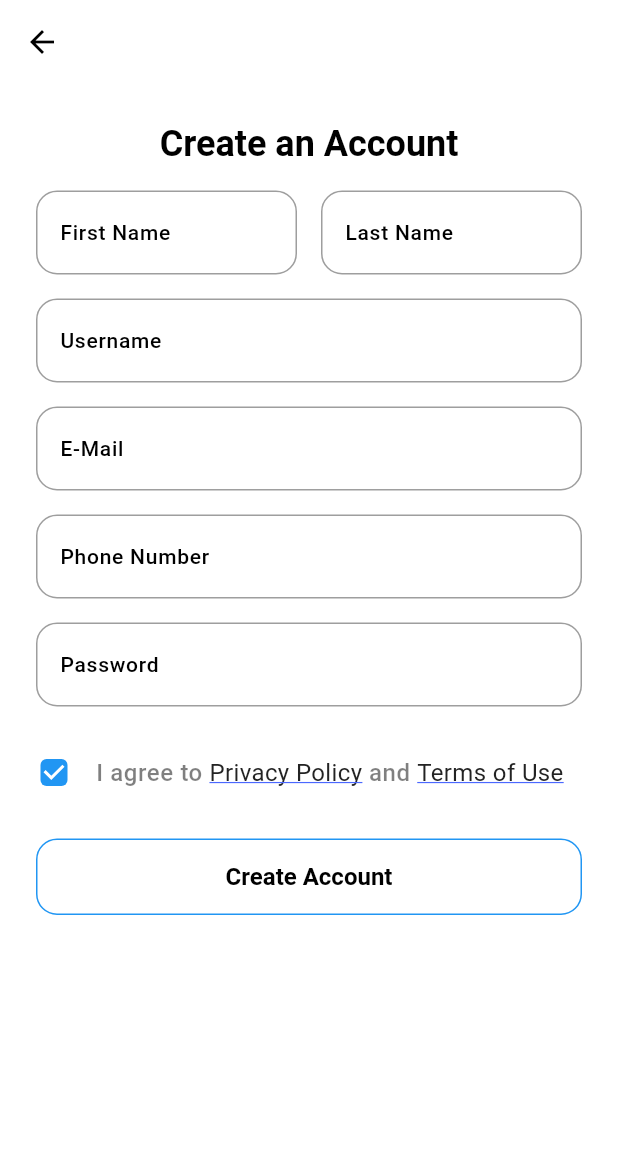
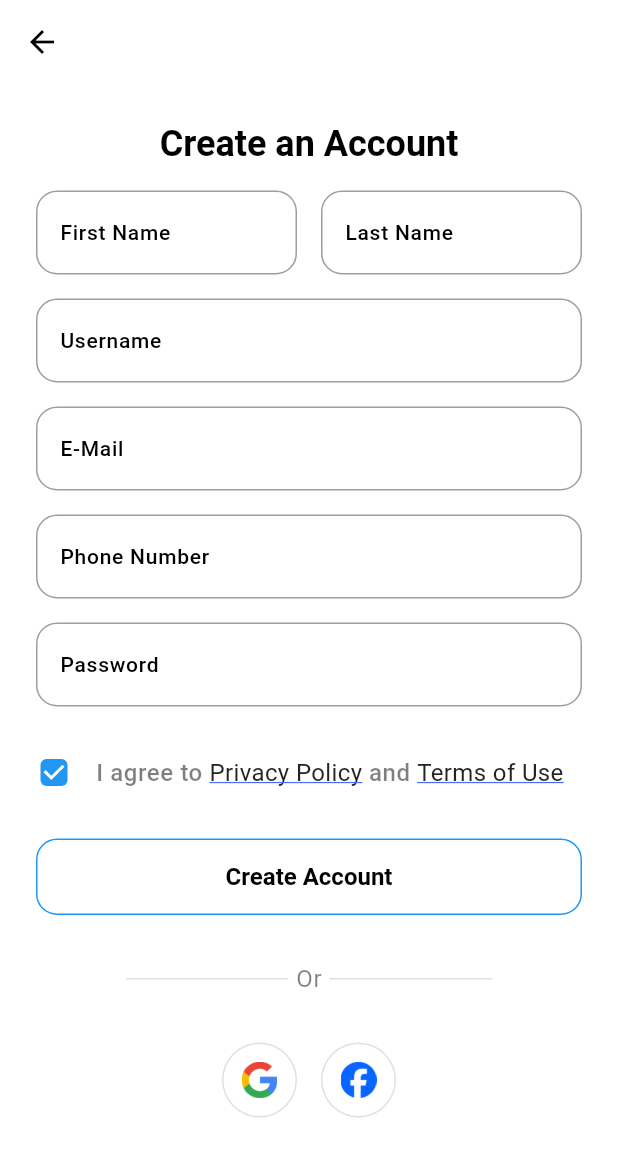
Before and after one commit to AlexanderGeorge102934/westloopmart, a Flutter app: the screen it shows after launch, after a tap on "Create Account", on a phone screen of 412 x 824 dp. Shown: the top 1157 px of the screen. Run offline on Flutter 3.47's test engine with Material 3 defaults, Android fonts, the phone set to English and light mode, and no system bars; our stand-ins replace get; Roboto replaces fonts that are missing (Poppins).

Commit message:
Added create account page

```diff
--- a/lib/common/widgets/form_divider.dart
+++ b/lib/common/widgets/form_divider.dart
@@ -21,7 +21,7 @@ class TFormDivider extends StatelessWidget {
       mainAxisAlignment: MainAxisAlignment.center,
       children: [
         Flexible(child: Divider(color: dark ? TColors.darkGrey: TColors.grey, thickness: 1.0, indent: 60, endIndent: 5)),
-        Text(TTexts.orSignInWith, style: Theme.of(context).textTheme.labelMedium,),
+        Text(dividerText, style: Theme.of(context).textTheme.labelMedium,),
         Flexible(child: Divider(color: dark ? TColors.darkGrey: TColors.grey, thickness: 1.0, indent: 5, endIndent: 60)),
       ],
     );
--- /dev/null
+++ b/lib/features/authentication/screens/sign_up/Widgets/create_account_form.dart
@@ -0,0 +1,101 @@
+import 'package:flutter/cupertino.dart';
+import 'package:flutter/material.dart';
+
+import '../../../../../utils/constants/colors.dart';
+import '../../../../../utils/constants/sizes.dart';
+import '../../../../../utils/constants/texts.dart';
+
+class TCreateAccountForm extends StatelessWidget {
+  const TCreateAccountForm({
+    super.key,
+    required this.dark,
+  });
+
+  final bool dark;
+
+  @override
+  Widget build(BuildContext context) {
+    return Form(child:Column(
+      children: [
+
+        ///First and Last Name
+        Row(
+          children: [
+            ///First Name
+            Expanded(
+              child: TextFormField(
+                expands: false,
+                decoration: const InputDecoration(labelText: TTexts.firstName),
+
+              ),
+            ),
+            const SizedBox(width: TSizes.spaceBtwInputFields),
+            ///Last Name
+            Expanded(
+              child: TextFormField(
+                expands: false,
+                decoration: const InputDecoration(labelText: TTexts.lastName),
+              ),
+            ),
+          ],
+        ),
+        const SizedBox(height: TSizes.spaceBtwInputFields),
+
+        ///Username
+        TextFormField(
+          decoration: const InputDecoration(labelText: TTexts.userName),
+        ),
+        const SizedBox(height: TSizes.spaceBtwInputFields),
+
+        /// Email
+        TextFormField(
+          decoration: const InputDecoration(labelText: TTexts.email),
+        ),
+        const SizedBox(height: TSizes.spaceBtwInputFields),
+
+        ///Phone Number
+        TextFormField(
+          decoration: const InputDecoration(labelText: TTexts.phoneNumber),
+        ),
+        const SizedBox(height: TSizes.spaceBtwInputFields),
+
+        ///Password
+        TextFormField(
+          decoration: const InputDecoration(labelText: TTexts.password),
+        ),
+        const SizedBox(height: TSizes.spaceBtwSections),
+
+        Row(
+
+          children: [
+            SizedBox(width: 24, height: 24, child: Checkbox(value: true, onChanged: (value){},)),
+            const SizedBox(width: TSizes.spaceBtwItems),
+            Text.rich(TextSpan(
+                children: [
+                  ///I agree to
+                  TextSpan(text: '${TTexts.iAgreeTo} ', style: Theme.of(context).textTheme.bodySmall),
+                  ///Privacy Policy
+                  TextSpan(text: '${TTexts.privacyPolicy}', style: Theme.of(context).textTheme.bodyMedium!.apply(
+                      color: dark ? TColors.white: TColors.black, decoration: TextDecoration.underline, decorationColor: dark ? TColors.white: TColors.primary),
+                  ),
+                  /// and
+                  TextSpan(text: ' and ', style: Theme.of(context).textTheme.bodySmall),
+                  ///Terms of Use
+                  TextSpan(text: TTexts.termsOfUse, style: Theme.of(context).textTheme.bodyMedium!.apply(
+                      color: dark ? TColors.white: TColors.black, decoration: TextDecoration.underline, decorationColor: dark ? TColors.white: TColors.primary),
+                  ),
+                ]
+            ),
+            ),
+          ],
+        ),
+
+        const SizedBox(height: TSizes.spaceBtwSections),
+
+        ///Create Account Button
+        SizedBox(width: double.infinity, child: OutlinedButton(onPressed: (){}, child: const Text(TTexts.createAccount))),
+      ],
+    ),
+    );
+  }
+}
--- a/lib/features/authentication/screens/sign_up/create_account.dart
+++ b/lib/features/authentication/screens/sign_up/create_account.dart
@@ -10,6 +10,7 @@ import 'package:startup_app/utils/constants/sizes.dart';
 import 'package:startup_app/utils/constants/texts.dart';
 
 import '../../../../common/widgets/social_buttons.dart';
+import 'Widgets/create_account_form.dart';
 
 class CreateAccountScreen extends StatelessWidget {
   const CreateAccountScreen({super.key});
@@ -28,91 +29,17 @@ class CreateAccountScreen extends StatelessWidget {
               const TCreateAccountHeader(),
 
               ///Form
-              Form(child:Column(
-                children: [
+              TCreateAccountForm(dark: dark),
+              const SizedBox(height: TSizes.spaceBtwSections,),
 
-                  ///First and Last Name
-                  Row(
-                    children: [
-                      ///First Name
-                      Expanded(
-                        child: TextFormField(
-                          expands: false,
-                          decoration: const InputDecoration(labelText: TTexts.firstName),
+              ///Divider
+              TFormDivider(dividerText: TTexts.orSignInWith.capitalize!),
+              const SizedBox(height: TSizes.spaceBtwSections,),
 
-                        ),
-                      ),
-                      const SizedBox(width: TSizes.spaceBtwInputFields),
-                      ///Last Name
-                      Expanded(
-                        child: TextFormField(
-                          expands: false,
-                          decoration: const InputDecoration(labelText: TTexts.lastName),
-                        ),
-                      ),
-                    ],
-                  ),
-                  const SizedBox(height: TSizes.spaceBtwInputFields),
-
-                  ///Username
-                  TextFormField(
-                    decoration: const InputDecoration(labelText: TTexts.userName),
-                  ),
-                  const SizedBox(height: TSizes.spaceBtwInputFields),
-
-                  /// Email
-                  TextFormField(
-                    decoration: const InputDecoration(labelText: TTexts.email),
-                  ),
-                  const SizedBox(height: TSizes.spaceBtwInputFields),
-
-                  ///Phone Number
-                  TextFormField(
-                    decoration: const InputDecoration(labelText: TTexts.phoneNumber),
-                  ),
-                  const SizedBox(height: TSizes.spaceBtwInputFields),
-
-                  ///Password
-                  TextFormField(
-                    decoration: const InputDecoration(labelText: TTexts.password),
-                  ),
-                  const SizedBox(height: TSizes.spaceBtwSections),
-
-                  Row(
-
-                    children: [
-                      SizedBox(width: 24, height: 24, child: Checkbox(value: true, onChanged: (value){},)),
-                      const SizedBox(width: TSizes.spaceBtwItems),
-                      Text.rich(TextSpan(
-                          children: [
-                            ///I agree to
-                            TextSpan(text: '${TTexts.iAgreeTo} ', style: Theme.of(context).textTheme.bodySmall),
-                            ///Privacy Policy
-                            TextSpan(text: '${TTexts.privacyPolicy}', style: Theme.of(context).textTheme.bodyMedium!.apply(
-                                color: dark ? TColors.white: TColors.black, decoration: TextDecoration.underline, decorationColor: dark ? TColors.white: TColors.primary),
-                            ),
-                            /// and
-                            TextSpan(text: ' and ', style: Theme.of(context).textTheme.bodySmall),
-                            ///Terms of Use
-                            TextSpan(text: '${TTexts.termsOfUse}', style: Theme.of(context).textTheme.bodyMedium!.apply(
-                                color: dark ? TColors.white: TColors.black, decoration: TextDecoration.underline, decorationColor: dark ? TColors.white: TColors.primary),
-                            ),
-                          ]
-                      ),
-                      ),
-                    ],
-                  ),
-
-                  const SizedBox(height: TSizes.spaceBtwSections),
-
-                  ///Create Account Button
-                  SizedBox(width: double.infinity, child: OutlinedButton(onPressed: (){}, child: Text(TTexts.createAccount))),
-                ],
+              ///Footer
+              const TSocialButtons()
 
 
-              ),
-
-              )
             ],
           ),
         ),
```
